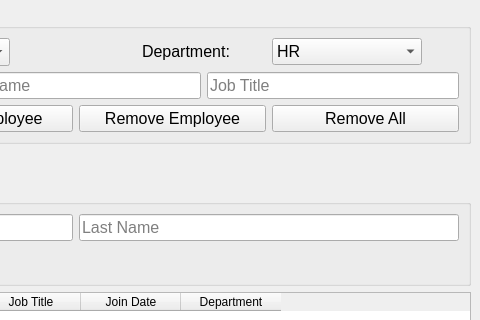
Old version of the form main.ui in the repository BrianHammond/Simple_SQL_Program; both pictures show x 329 to 809 and y 0 to 320 of the 809 by 649 pixel window.
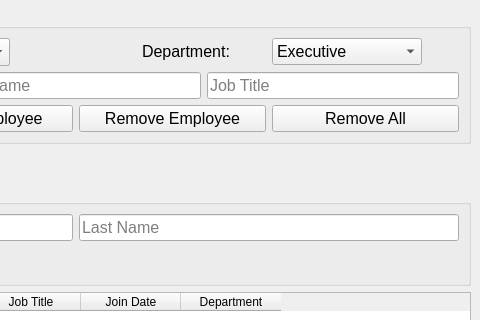
New version of the form. Icons and pictures are not drawn.

Commit message: removed vertical header from the table

The edit to the form file:
```diff
--- a/main.ui
+++ b/main.ui
@@ -131,6 +131,11 @@
              <pointsize>12</pointsize>
             </font>
            </property>
+           <item>
+            <property name="text">
+             <string>Executive</string>
+            </property>
+           </item>
            <item>
             <property name="text">
              <string>HR</string>
```
Left out of the diff: 3 changed lines with no effect on the pictures.
